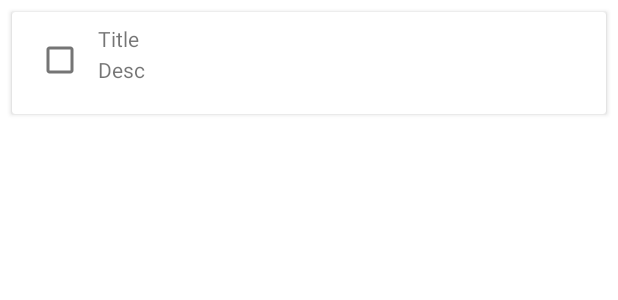
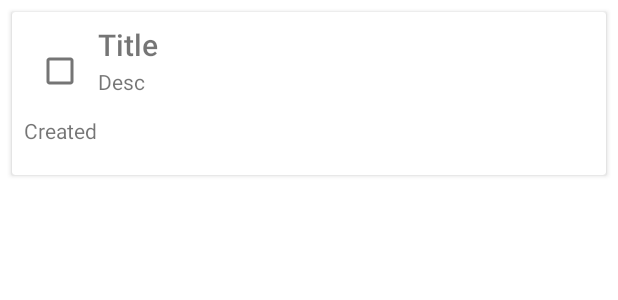
Before and after one commit to Sakchyam-Nakarmi/Todo-app, an Android app: the layout todo_item.xml on its own in the app's theme, with its tools: preview values and no code run, on a phone screen of 412 x 824 dp. Shown: the top 300 px of the screen. Run offline under Robolectric (Android 15) with nearby library versions, the phone set to English and light mode, and no system bars.

Commit message:
Added some changed to update function

```diff
--- a/app/src/main/java/com/example/todo_app/TodoRepository.java
+++ b/app/src/main/java/com/example/todo_app/TodoRepository.java
@@ -66,5 +66,8 @@ public class TodoRepository {
         return database.todoDao().getAllTodosSorted();
     }
 
+    public LiveData<List<Todo>> getUncheckedTodos() {
+        return database.todoDao().getUncheckedTodos();
+    }
 
 }
--- a/app/src/main/java/com/example/todo_app/TodoViewModel.java
+++ b/app/src/main/java/com/example/todo_app/TodoViewModel.java
@@ -46,5 +46,9 @@ public class TodoViewModel extends AndroidViewModel {
         return repository.getAllTodosSorted();
     }
 
+    public LiveData<List<Todo>> getUncheckedTodos() {
+        return repository.getUncheckedTodos();
+    }
+
 
 }
--- a/app/src/main/java/com/example/todo_app/database/TodoDao.java
+++ b/app/src/main/java/com/example/todo_app/database/TodoDao.java
@@ -28,4 +28,7 @@ public interface TodoDao {
 
     @Query("SELECT * FROM todos ORDER BY title ASC")
     LiveData<List<Todo>> getAllTodosSorted();
+
+    @Query("SELECT * FROM todos WHERE completed = 0")
+    LiveData<List<Todo>> getUncheckedTodos();
 }
--- a/app/src/main/res/layout/todo_item.xml
+++ b/app/src/main/res/layout/todo_item.xml
@@ -11,11 +11,11 @@
         android:layout_width="wrap_content"
         android:layout_height="wrap_content"
         android:padding="8dp">
+
         <CheckBox
             android:id="@+id/completed"
             android:layout_width="wrap_content"
-            android:layout_height="wrap_content"
-            />
+            android:layout_height="63dp" />
 
         <TextView
             android:id="@+id/title"
@@ -27,7 +27,10 @@
             android:layout_toEndOf="@+id/completed"
             android:ellipsize="end"
             android:maxLines="1"
-            android:text="Title" />
+            android:text="Title"
+            android:textSize="20dp"
+            android:textStyle="bold"
+            android:fontFamily="sans-serif-light"/>
 
         <TextView
             android:id="@+id/description"
@@ -38,5 +41,13 @@
             android:layout_marginTop="1dp"
             android:layout_toEndOf="@+id/completed"
             android:text="Desc" />
+
+        <TextView
+            android:id="@+id/created"
+            android:layout_width="322dp"
+            android:layout_height="31dp"
+            android:layout_below="@+id/description"
+            android:layout_marginTop="1dp"
+            android:text="Created" />
     </RelativeLayout>
 </androidx.cardview.widget.CardView>
```
Also changed, not shown: app/src/main/java/com/example/todo_app/InsertEditTodoActivity.java (+10 -0 lines), app/src/main/java/com/example/todo_app/MainActivity.java (+39 -10 lines), app/src/main/java/com/example/todo_app/TodoAdapter.java (+21 -2 lines), app/src/main/res/menu/main_menu.xml (+8 -0 lines).
